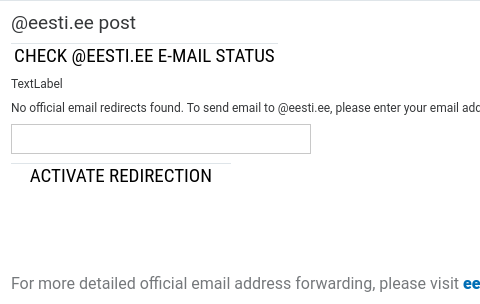
This is client/widgets/OtherData.ui in open-eid/DigiDoc4-Client as Qt 5 draws it before an edit; both pictures show x 0 to 480 and y 0 to 304 of the 863 by 304 pixel window. The edited form follows.
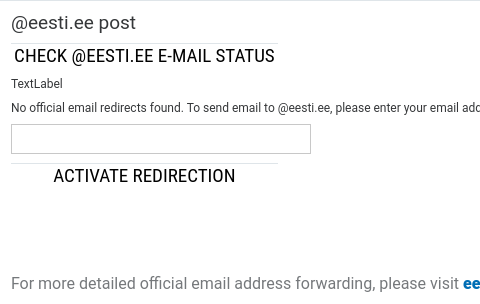
This is the edited form.

Commit message:
Expand button (#281)
IB-5296

Diff of the .ui file:
```diff
--- a/client/widgets/OtherData.ui
+++ b/client/widgets/OtherData.ui
@@ -158,13 +158,13 @@
        <widget class="QPushButton" name="activate">
         <property name="minimumSize">
          <size>
-          <width>220</width>
+          <width>267</width>
           <height>0</height>
          </size>
         </property>
         <property name="maximumSize">
          <size>
-          <width>220</width>
+          <width>267</width>
           <height>16777215</height>
          </size>
         </property>
```
